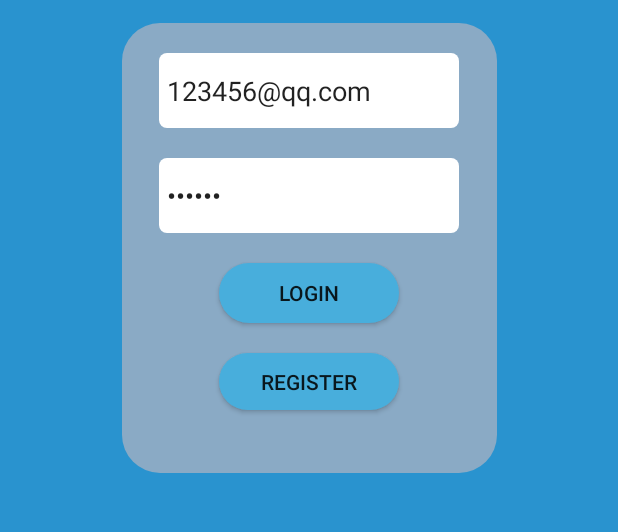
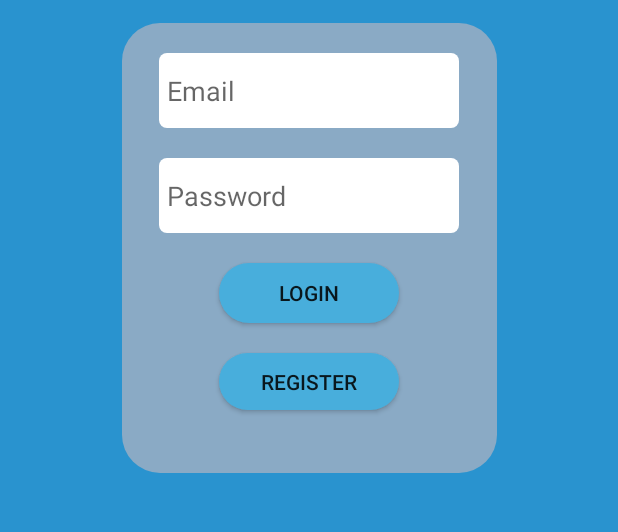
Before and after one commit to paceuniversity/cs389s2022team4, an Android app: the screen it shows after launch (LoginActivity), on a phone screen of 412 x 824 dp, the part 370-902 px from its top. Run offline under Robolectric (Android 15) with nearby library versions, the phone set to English and light mode, and no system bars; our stand-ins replace Firebase (no records; nobody signed in at launch, a user with empty details on screens opened directly).

Commit message:
'Haonan'

```diff
--- a/PlayTrade/app/src/main/res/layout/activity_login.xml
+++ b/PlayTrade/app/src/main/res/layout/activity_login.xml
@@ -52,8 +52,7 @@
             android:layout_marginTop="20dp"
             android:background="@drawable/ed_radius"
             android:hint="Email"
-            android:paddingLeft="5dp"
-            android:text="123456@qq.com" />
+            android:paddingLeft="5dp" />
 
         <EditText
             android:id="@+id/pass"
@@ -64,8 +63,7 @@
             android:background="@drawable/ed_radius"
             android:hint="Password"
             android:paddingLeft="5dp"
-            android:password="true"
-            android:text="147147" />
+            android:password="true" />
 
         <Button
             android:id="@+id/but_login"
```
Also changed, not shown: PlayTrade/app/src/main/java/com/example/jetpack/util/ImageActivity.java (+3 -4 lines).
